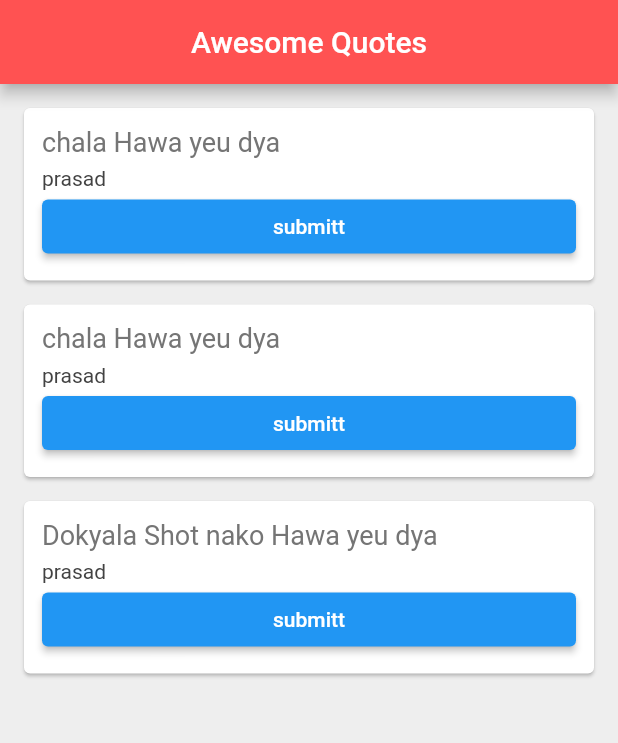
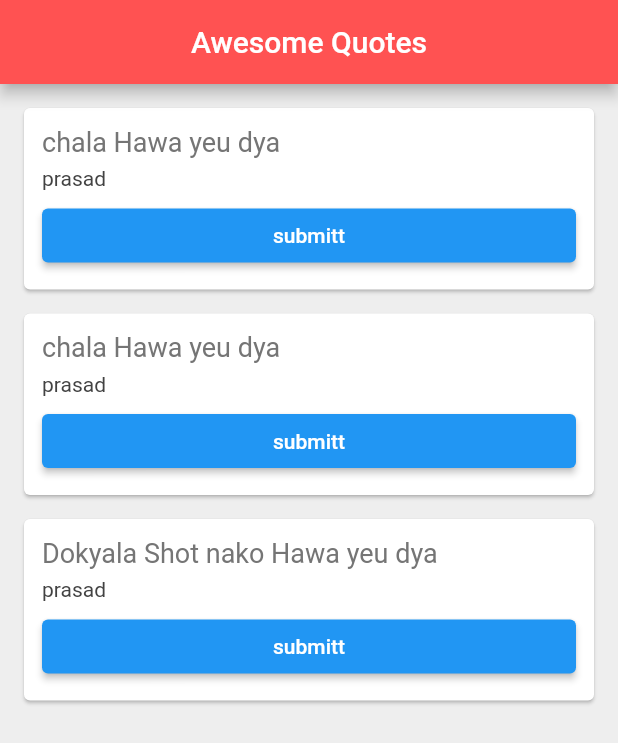
Before and after one commit to QikTech/flutter_ninja_app, a Flutter app: the screen it shows after launch, on a phone screen of 412 x 824 dp. Shown: the top 743 px of the screen. Run offline on Flutter 3.47's test engine with Material 2 defaults, Android fonts, the phone set to English and light mode, and no system bars.

Commit message:
21 Incomplete

```diff
--- a/lib/quote_card.dart
+++ b/lib/quote_card.dart
@@ -28,8 +28,14 @@ class QuoteCard extends StatelessWidget {
               quote.author,
               style: TextStyle(fontSize: 14, color: Colors.grey[800]),
             ),
+            SizedBox(
+              height: 6,
+            ),
             ElevatedButton(onPressed: (){},
-              child: Text('submitt'),)
+              child: Text('submitt'),
+              // icon: Icons(Icons.delete),
+
+            ),
           ],
         ),
       ),
```
